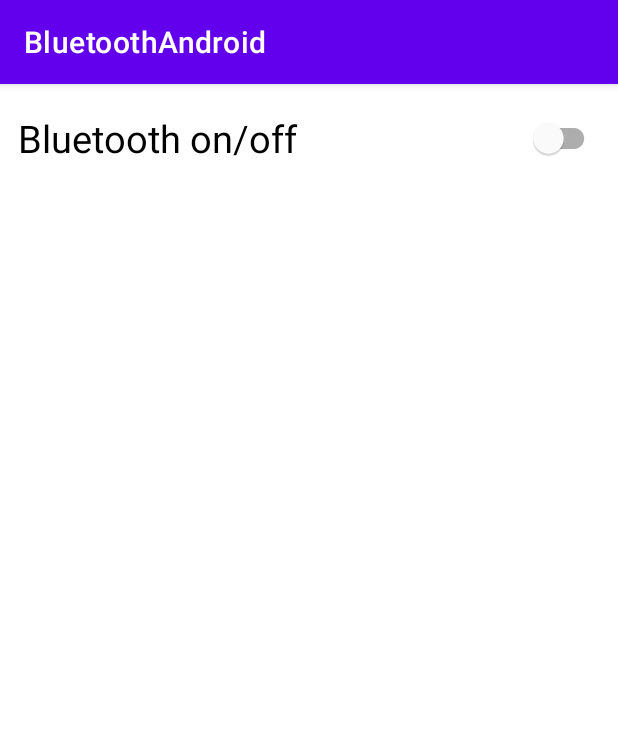
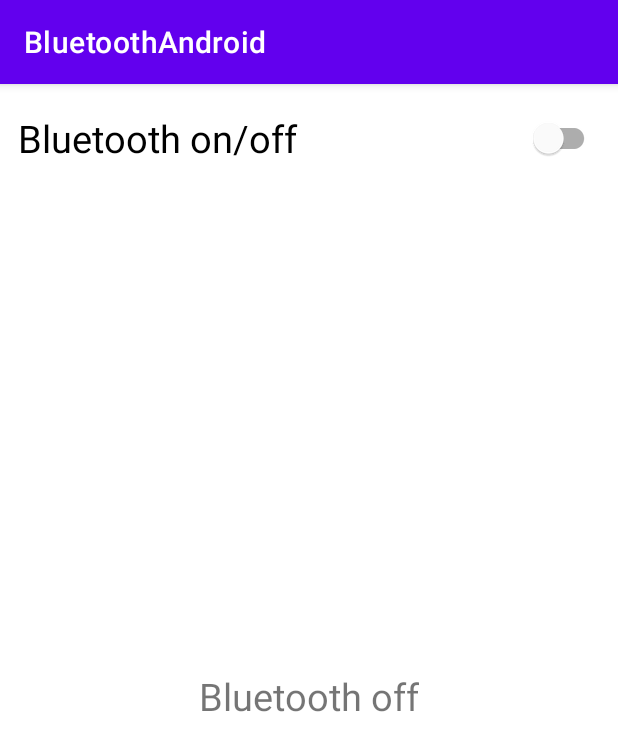
Before and after one commit to Antonov67/BluetoothAndroid, an Android app: the screen it shows after launch (MainActivity), on a phone screen of 412 x 824 dp. Shown: the top 751 px of the screen. Run offline under Robolectric (Android 15) with nearby library versions, the phone set to English and light mode, and no system bars; 2 statements that could not run were skipped.

Commit message:
design ready

```diff
--- a/app/src/main/java/com/example/bluetoothandroid/MainActivity.java
+++ b/app/src/main/java/com/example/bluetoothandroid/MainActivity.java
@@ -1,14 +1,87 @@
 package com.example.bluetoothandroid;
 
+import androidx.annotation.NonNull;
 import androidx.appcompat.app.AppCompatActivity;
+import androidx.recyclerview.widget.RecyclerView;
 
 import android.os.Bundle;
+import android.view.MotionEvent;
+import android.view.View;
+import android.widget.Button;
+import android.widget.CompoundButton;
+import android.widget.FrameLayout;
+import android.widget.LinearLayout;
+import android.widget.ProgressBar;
+import android.widget.Switch;
+
+import com.google.android.material.switchmaterial.SwitchMaterial;
 
 public class MainActivity extends AppCompatActivity {
+
+    private FrameLayout messageFrame;
+    private LinearLayout setupFrame;
+
+    private Switch btSwitch;
+    private Button searchButton;
+    private ProgressBar progressBar;
+    private RecyclerView btDevicesList;
+
 
     @Override
     protected void onCreate(Bundle savedInstanceState) {
         super.onCreate(savedInstanceState);
         setContentView(R.layout.activity_main);
+
+        messageFrame = findViewById(R.id.messageFrame);
+        setupFrame = findViewById(R.id.setupFrame);
+        btSwitch = findViewById(R.id.btSwitch);
+        progressBar = findViewById(R.id.progressBar);
+        searchButton = findViewById(R.id.searchButton);
+        btDevicesList = findViewById(R.id.recyclerView);
+        progressBar = findViewById(R.id.progressBar);
+
+        btSwitch.setOnCheckedChangeListener(new CompoundButton.OnCheckedChangeListener() {
+            @Override
+            public void onCheckedChanged(CompoundButton buttonView, boolean isChecked) {
+
+            }
+        });
+
+        searchButton.setOnClickListener(new View.OnClickListener() {
+            @Override
+            public void onClick(View v) {
+
+            }
+        });
+
+        btDevicesList.addOnItemTouchListener(new RecyclerView.OnItemTouchListener() {
+            @Override
+            public boolean onInterceptTouchEvent(@NonNull RecyclerView rv, @NonNull MotionEvent e) {
+                return false;
+            }
+
+            @Override
+            public void onTouchEvent(@NonNull RecyclerView rv, @NonNull MotionEvent e) {
+
+            }
+
+            @Override
+            public void onRequestDisallowInterceptTouchEvent(boolean disallowIntercept) {
+
+            }
+        });
+
     }
+    void showMessageFrame(){
+        messageFrame.setVisibility(View.VISIBLE);
+        setupFrame.setVisibility(View.GONE);
+    }
+
+    void showSetupFrame(){
+        messageFrame.setVisibility(View.GONE);
+        setupFrame.setVisibility(View.VISIBLE);
+    }
+
+
+
 }
--- a/app/src/main/res/layout/activity_main.xml
+++ b/app/src/main/res/layout/activity_main.xml
@@ -19,8 +19,7 @@
     <FrameLayout
         android:id="@+id/messageFrame"
         android:layout_width="match_parent"
-        android:layout_height="match_parent"
-        android:visibility="gone">
+        android:layout_height="match_parent">
 
         <TextView
             android:id="@+id/statusMessage"
@@ -32,8 +31,31 @@
     </FrameLayout>
 
     <LinearLayout
+        android:id="@+id/setupFrame"
         android:layout_width="match_parent"
         android:layout_height="match_parent"
-        android:orientation="vertical"></LinearLayout>
+        android:visibility="gone"
+        android:orientation="vertical">
+
+
+        <Button
+            android:id="@+id/searchButton"
+            android:layout_width="match_parent"
+            android:layout_height="wrap_content"
+            android:layout_gravity="center_horizontal"
+            android:text="Поиск устройств" />
+
+        <ProgressBar
+            android:id="@+id/progressBar"
+            style="@style/Widget.AppCompat.ProgressBar.Horizontal"
+            android:indeterminate="true"
+            android:layout_width="match_parent"
+            android:layout_height="wrap_content" />
+
+        <androidx.recyclerview.widget.RecyclerView
+            android:id="@+id/recyclerView"
+            android:layout_width="match_parent"
+            android:layout_height="match_parent" />
+    </LinearLayout>
 
 </LinearLayout>
```
